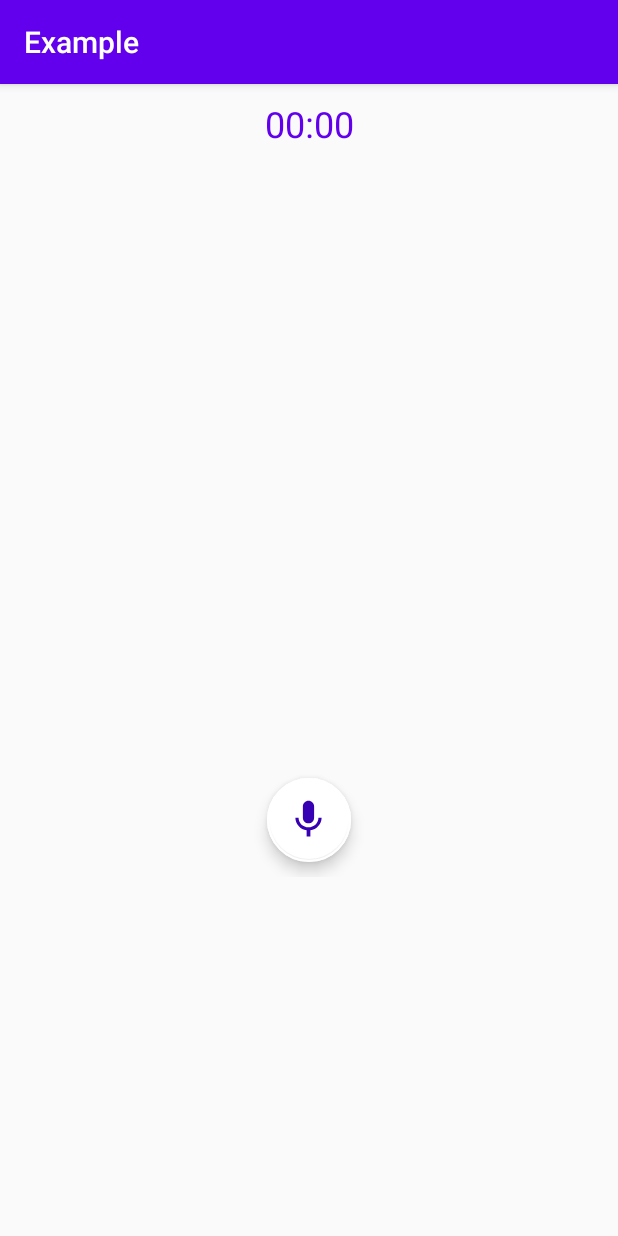
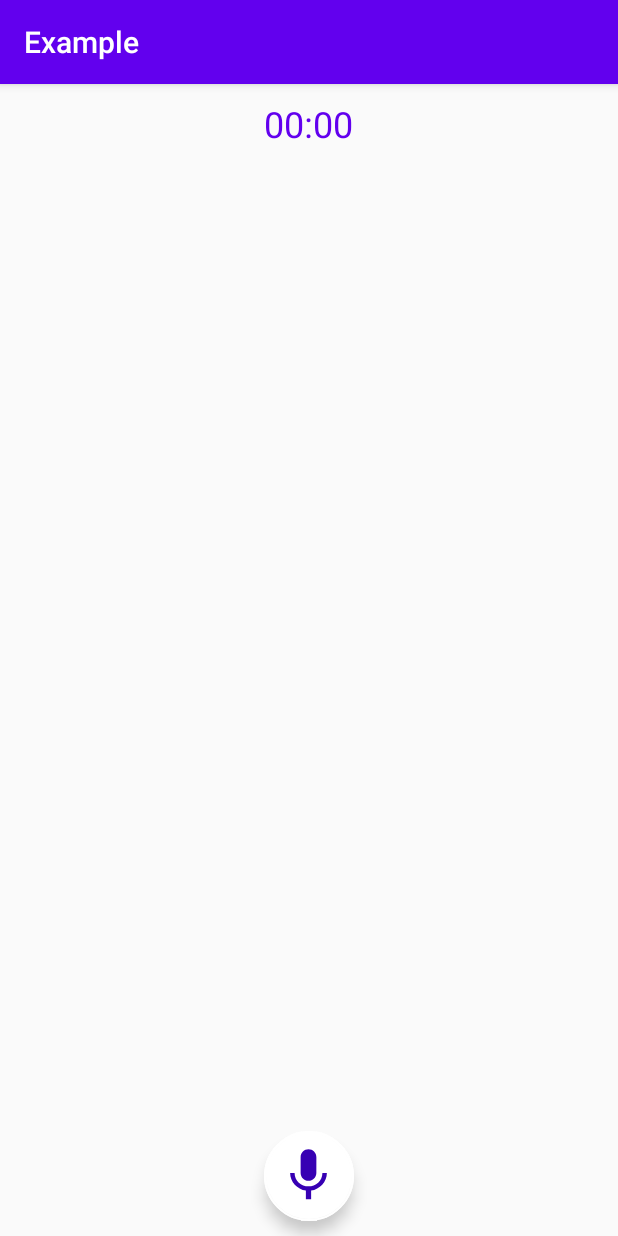
Before and after one commit to Haransis/WaveFormPlayer, an Android app: the RecActivity screen opened directly, with no data from a screen before it, on a phone screen of 412 x 824 dp. Run offline under Robolectric (Android 15) with nearby library versions, the phone set to English and light mode, and no system bars; 14 statements that could not run were skipped.

Commit message:
:iphone: Use correctly compound view
Need to update the PlayerView

```diff
--- a/app/src/main/res/layout/activity_rec.xml
+++ b/app/src/main/res/layout/activity_rec.xml
@@ -1,5 +1,6 @@
 <?xml version="1.0" encoding="utf-8"?>
-<androidx.constraintlayout.widget.ConstraintLayout xmlns:android="http://schemas.android.com/apk/res/android"
+<androidx.appcompat.widget.LinearLayoutCompat
+    xmlns:android="http://schemas.android.com/apk/res/android"
     xmlns:app="http://schemas.android.com/apk/res-auto"
     xmlns:tools="http://schemas.android.com/tools"
     android:layout_width="match_parent"
@@ -9,9 +10,6 @@
     <fr.haran.soundwave.ui.RecPlayerView
         android:id="@+id/rec_player_view"
         android:layout_width="match_parent"
-        android:layout_height="match_parent"
-        app:rec_color="@color/colorPrimary"
-        app:layout_constraintTop_toTopOf="parent"
-        app:layout_constraintStart_toStartOf="parent" />
+        android:layout_height="match_parent"/>
 
-</androidx.constraintlayout.widget.ConstraintLayout>
+</androidx.appcompat.widget.LinearLayoutCompat>
--- a/soundwave/src/main/java/fr/haran/soundwave/ui/RecPlayerView.kt
+++ b/soundwave/src/main/java/fr/haran/soundwave/ui/RecPlayerView.kt
@@ -9,12 +9,12 @@ import android.content.res.ColorStateList
 import android.icu.text.SimpleDateFormat
 import android.os.CountDownTimer
 import android.util.AttributeSet
-import android.util.Log
+import android.view.Gravity
 import android.view.LayoutInflater
 import android.view.View
+import android.widget.LinearLayout
 import android.widget.TextView
 import androidx.annotation.ColorRes
-import androidx.constraintlayout.widget.ConstraintLayout
 import androidx.core.app.ActivityCompat
 import androidx.core.content.ContextCompat
 import com.google.android.material.floatingactionbutton.FloatingActionButton
@@ -26,7 +26,7 @@ import java.util.*
 private const val TAG = "RecPlayerView"
 private const val PERMISSION_CODE = 0
 private const val PERMISSION_RECORD_AUDIO = Manifest.permission.RECORD_AUDIO
-class RecPlayerView (context: Context, attrs: AttributeSet) : ConstraintLayout(context, attrs){
+class RecPlayerView (context: Context, attrs: AttributeSet) : LinearLayout(context, attrs){
 
     private lateinit var countDown: CountDownTimer
     private lateinit var timerTv: TextView
@@ -35,6 +35,8 @@ class RecPlayerView (context: Context, attrs: AttributeSet) : ConstraintLayout(c
     private lateinit var playerController: RecorderController
 
     init {
+        orientation = LinearLayout.VERTICAL
+        gravity = Gravity.CENTER
         context.theme.obtainStyledAttributes(
             attrs,
             R.styleable.RecPlayerView,
@@ -55,7 +57,7 @@ class RecPlayerView (context: Context, attrs: AttributeSet) : ConstraintLayout(c
 
     @SuppressLint("InflateParams")
     private fun initView(context: Context) {
-        val view: View = LayoutInflater.from(context).inflate(R.layout.rec_player_view, null)
+        val view = LayoutInflater.from(context).inflate(R.layout.rec_player_view, this, true)
         recView = view.findViewById<RecView>(
             R.id.recview
         ).apply{
@@ -76,7 +78,6 @@ class RecPlayerView (context: Context, attrs: AttributeSet) : ConstraintLayout(c
         }
         setRecViewColor()
         setRecViewSamples()
-        this.addView(view)
     }
 
     private fun setRecViewColor() {
--- a/soundwave/src/main/res/layout/rec_player_view.xml
+++ b/soundwave/src/main/res/layout/rec_player_view.xml
@@ -1,30 +1,29 @@
 <?xml version="1.0" encoding="utf-8"?>
-<androidx.constraintlayout.widget.ConstraintLayout xmlns:android="http://schemas.android.com/apk/res/android"
+<merge xmlns:android="http://schemas.android.com/apk/res/android"
     android:layout_width="match_parent"
     android:layout_height="match_parent"
-    xmlns:custom="http://schemas.android.com/apk/res-auto">
+    xmlns:custom="http://schemas.android.com/apk/res-auto"
+    xmlns:tools="http://schemas.android.com/tools"
+    tools:parentTag="androidx.appcompat.widget.LinearLayoutCompat"
+    tools:orientation="vertical"
+    tools:gravity="center">
 
     <androidx.appcompat.widget.AppCompatTextView
         android:id="@+id/timer"
+        android:layout_weight="0"
         android:layout_width="wrap_content"
         android:layout_height="wrap_content"
         android:layout_marginTop="10dp"
         android:textColor="@color/colorPrimary"
         android:text="00:00"
-        android:textSize="24sp"
-        custom:layout_constraintTop_toTopOf="parent"
-        custom:layout_constraintEnd_toEndOf="parent"
-        custom:layout_constraintStart_toStartOf="parent"/>
+        android:textSize="24sp"/>
 
     <fr.haran.soundwave.ui.RecView
         android:id="@+id/recview"
         android:layout_width="match_parent"
-        android:layout_height="400dp"
-        android:layout_marginVertical="10dp"
-        custom:layout_constraintTop_toBottomOf="@id/timer"
-        custom:layout_constraintBottom_toTopOf="@id/record"
-        custom:layout_constraintEnd_toEndOf="parent"
-        custom:layout_constraintStart_toStartOf="parent" />
+        android:layout_weight="1"
+        android:layout_height="0dp"
+        android:layout_marginVertical="10dp" />
 
     <com.google.android.material.floatingactionbutton.FloatingActionButton
         android:id="@+id/record"
@@ -35,12 +34,11 @@
         android:focusable="true"
         android:foreground="@drawable/fab_border"
         android:src="@drawable/ic_mic"
+        android:layout_weight="0"
         android:tint="@color/colorPrimaryDark"
-        custom:maxImageSize="30dp"
-        custom:borderWidth="2dp"
-        custom:backgroundTint="@android:color/white"
-        custom:layout_constraintBottom_toBottomOf="parent"
-        custom:layout_constraintEnd_toEndOf="parent"
-        custom:layout_constraintStart_toStartOf="parent" />
+        custom:fabCustomSize="60dp"
+        custom:maxImageSize="42dp"
+        custom:borderWidth="1dp"
+        custom:backgroundTint="@android:color/white" />
 
-</androidx.constraintlayout.widget.ConstraintLayout>
+</merge>
```
